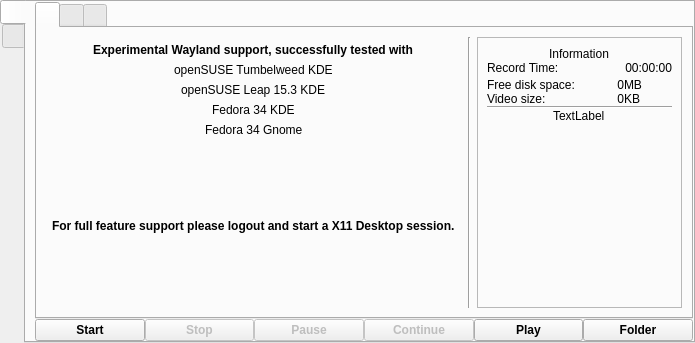
The window that src/wayland/formMainWindow_wl.ui (vkohaupt/vokoscreenNG) describes before a commit, drawn with Qt 5.
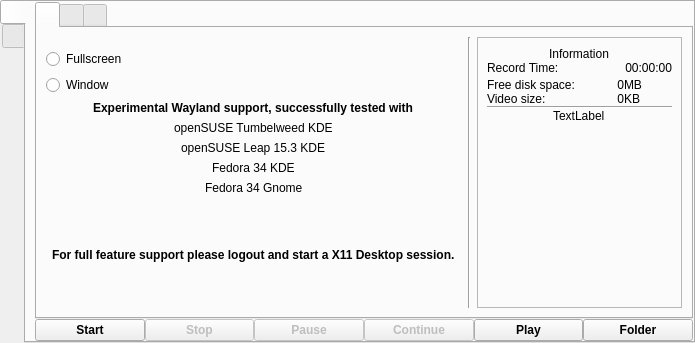
The same window after the commit. Icons and pictures are not drawn.

Patch:
```diff
--- a/src/wayland/formMainWindow_wl.ui
+++ b/src/wayland/formMainWindow_wl.ui
@@ -85,20 +85,14 @@
             <string notr="true"/>
            </attribute>
            <layout class="QGridLayout" name="gridLayout_2">
-            <item row="1" column="0" colspan="2" alignment="Qt::AlignHCenter">
-             <widget class="QLabel" name="label">
-              <property name="font">
-               <font>
-                <weight>75</weight>
-                <bold>true</bold>
-               </font>
-              </property>
+            <item row="2" column="0">
+             <widget class="QRadioButton" name="radioButtonScreencastFullscreen">
               <property name="text">
-               <string notr="true">Experimental Wayland support, successfully tested with</string>
+               <string>Fullscreen</string>
               </property>
              </widget>
             </item>
-            <item row="7" column="0" colspan="2" alignment="Qt::AlignHCenter">
+            <item row="10" column="0" colspan="2" alignment="Qt::AlignHCenter">
              <widget class="QLabel" name="label_6">
               <property name="font">
                <font>
@@ -111,28 +105,35 @@
               </property>
              </widget>
             </item>
-            <item row="5" column="0" colspan="2" alignment="Qt::AlignHCenter">
+            <item row="6" column="0" colspan="2" alignment="Qt::AlignHCenter">
+             <widget class="QLabel" name="label_3">
+              <property name="text">
+               <string notr="true">openSUSE Leap 15.3 KDE</string>
+              </property>
+             </widget>
+            </item>
+            <item row="7" column="0" colspan="2" alignment="Qt::AlignHCenter">
+             <widget class="QLabel" name="label_4">
+              <property name="text">
+               <string notr="true">Fedora 34 KDE</string>
+              </property>
+             </widget>
+            </item>
+            <item row="8" column="0" colspan="2" alignment="Qt::AlignHCenter">
              <widget class="QLabel" name="label_5">
               <property name="text">
                <string>Fedora 34 Gnome</string>
               </property>
              </widget>
             </item>
-            <item row="2" column="0" colspan="2" alignment="Qt::AlignHCenter">
+            <item row="5" column="0" colspan="2" alignment="Qt::AlignHCenter">
              <widget class="QLabel" name="label_2">
               <property name="text">
                <string notr="true">openSUSE Tumbelweed KDE</string>
               </property>
              </widget>
             </item>
-            <item row="0" column="2" rowspan="9">
-             <widget class="Line" name="line">
-              <property name="orientation">
-               <enum>Qt::Vertical</enum>
-              </property>
-             </widget>
-            </item>
-            <item row="8" column="0">
+            <item row="11" column="0">
              <spacer name="verticalSpacer">
               <property name="orientation">
                <enum>Qt::Vertical</enum>
@@ -145,34 +146,27 @@
               </property>
              </spacer>
             </item>
-            <item row="3" column="0" colspan="2" alignment="Qt::AlignHCenter">
-             <widget class="QLabel" name="label_3">
-              <property name="text">
-               <string notr="true">openSUSE Leap 15.3 KDE</string>
-              </property>
-             </widget>
-            </item>
-            <item row="6" column="0">
-             <spacer name="verticalSpacer_3">
-              <property name="orientation">
-               <enum>Qt::Vertical</enum>
-              </property>
-              <property name="sizeHint" stdset="0">
-               <size>
-                <width>20</width>
-                <height>40</height>
-               </size>
-              </property>
-             </spacer>
-            </item>
             <item row="4" column="0" colspan="2" alignment="Qt::AlignHCenter">
-             <widget class="QLabel" name="label_4">
+             <widget class="QLabel" name="label">
+              <property name="font">
+               <font>
+                <weight>75</weight>
+                <bold>true</bold>
+               </font>
+              </property>
               <property name="text">
-               <string notr="true">Fedora 34 KDE</string>
+               <string notr="true">Experimental Wayland support, successfully tested with</string>
               </property>
              </widget>
             </item>
-            <item row="0" column="3" rowspan="9">
+            <item row="0" column="2" rowspan="12">
+             <widget class="Line" name="line">
+              <property name="orientation">
+               <enum>Qt::Vertical</enum>
+              </property>
+             </widget>
+            </item>
+            <item row="0" column="3" rowspan="12">
              <widget class="QFrame" name="frame_information">
               <property name="frameShape">
                <enum>QFrame::StyledPanel</enum>
@@ -313,6 +307,26 @@
               </layout>
              </widget>
             </item>
+            <item row="9" column="0">
+             <spacer name="verticalSpacer_3">
+              <property name="orientation">
+               <enum>Qt::Vertical</enum>
+              </property>
+              <property name="sizeHint" stdset="0">
+               <size>
+                <width>20</width>
+                <height>40</height>
+               </size>
+              </property>
+             </spacer>
+            </item>
+            <item row="3" column="0">
+             <widget class="QRadioButton" name="radioButtonScreencastWindow">
+              <property name="text">
+               <string>Window</string>
+              </property>
+             </widget>
+            </item>
            </layout>
           </widget>
           <widget class="QWidget" name="tab_2">
```
